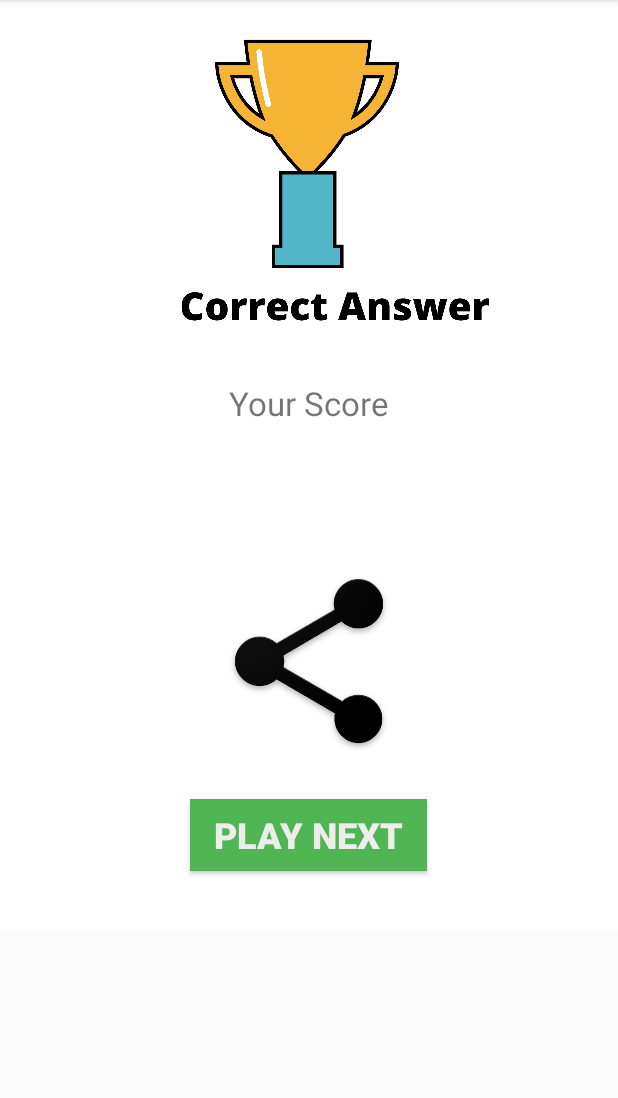
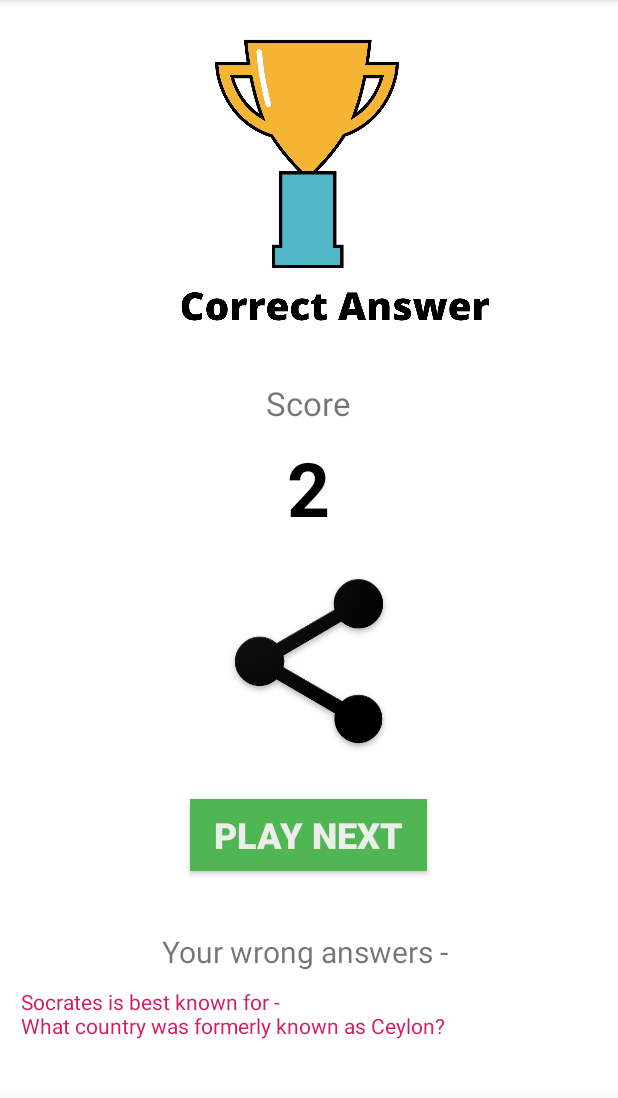
Before and after one commit to pastoral/Simple-Quiz, an Android app: the QuizFragment screen opened through its navigation route, after a tap on "Combodia", on a phone screen of 412 x 824 dp, the part 84-1182 px from its top. Run offline under Robolectric (Android 15) with nearby library versions, the phone set to English and light mode, and no system bars; our stand-ins replace data binding; 3 other taps on this screen came first.

Commit message:
Navigation Safe-Args added

```diff
--- a/app/build.gradle
+++ b/app/build.gradle
@@ -3,6 +3,8 @@ apply plugin: 'com.android.application'
 apply plugin: 'kotlin-android'
 
 apply plugin: 'kotlin-android-extensions'
+apply plugin: 'androidx.navigation.safeargs'
+apply plugin: 'kotlin-kapt'
 
 android {
     compileSdkVersion 29
--- a/app/src/main/java/com/example/simplequiz/QuizFragment.kt
+++ b/app/src/main/java/com/example/simplequiz/QuizFragment.kt
@@ -11,6 +11,7 @@ import android.widget.TextView
 import android.widget.Toast
 import androidx.databinding.DataBindingUtil
 import androidx.navigation.Navigation
+import androidx.navigation.findNavController
 import com.example.simplequiz.databinding.FragmentQuizGameBinding
 import kotlinx.android.synthetic.main.fragment_quiz_game.*
 
@@ -50,7 +51,7 @@ class QuizFragment : Fragment() {
     lateinit var answers:ArrayList<String>
     lateinit var selectedAnswer:String
     var score:Int = 0
-
+    var wrongAnswerList:ArrayList<String> = ArrayList()
     private fun setQuestion(){
         currentQuestion = questions[questionIndex]
         answers = ArrayList(currentQuestion.answerGroup)
@@ -59,7 +60,7 @@ class QuizFragment : Fragment() {
         Log.d("ANSWERGROUP", answers[0]+ " "+answers[1]+ " "+answers[2]+ " "+answers[3]+ " ")
         Log.d("REALANSWER", currentQuestion.answerGroup[0])
 
-        binding.invalidateAll()
+
 
     }
 
@@ -101,6 +102,9 @@ class QuizFragment : Fragment() {
         if(answer.equals(currentQuestion.answerGroup[0])){
             score+=1
         }
+        else{
+            wrongAnswerList.add(currentQuestion.theQuestion)
+        }
         questionIndex++
         if(questionIndex<=maxNumberOfQuestion){
             setQuestion()
@@ -113,11 +117,13 @@ class QuizFragment : Fragment() {
 
     private fun getScore(){
         if(score>=2){
+        val action = QuizFragmentDirections.actionQuizFragment3ToQuizWonFragment(score,wrongAnswerList.toTypedArray())
+            view!!.findNavController().navigate(action)
 
-            Navigation.findNavController(view!!).navigate(R.id.action_quizFragment3_to_quizWonFragment)
         }
         else{
-            Navigation.findNavController(view!!).navigate(R.id.action_quizFragment3_to_quizLostFragment)
+           val action = QuizFragmentDirections.actionQuizFragment3ToQuizLostFragment(score,wrongAnswerList.toTypedArray())
+            view!!.findNavController().navigate(action)
         }
     }
 
--- a/app/src/main/java/com/example/simplequiz/QuizWonFragment.kt
+++ b/app/src/main/java/com/example/simplequiz/QuizWonFragment.kt
@@ -10,12 +10,15 @@ import android.widget.TextView
 import androidx.databinding.DataBindingUtil
 import androidx.navigation.Navigation
 import com.example.simplequiz.databinding.FragmentCorrectAnswerBinding
+import kotlinx.android.synthetic.main.fragment_correct_answer.*
 
 /**
  * A simple [Fragment] subclass.
  */
 class QuizWonFragment : Fragment() {
     lateinit var binding:FragmentCorrectAnswerBinding
+      var earnedScore:String = ""
+     var wrongAnswerText:String = ""
     override fun onCreateView(
         inflater: LayoutInflater, container: ViewGroup?,
         savedInstanceState: Bundle?
@@ -24,7 +27,24 @@ class QuizWonFragment : Fragment() {
         binding.btnPlayNext.setOnClickListener {
             Navigation.findNavController(it).navigate(R.id.action_quizWonFragment_to_titleFragment)
         }
+        binding.quizwon = this
         return binding.root
+    }
+
+    override fun onActivityCreated(savedInstanceState: Bundle?) {
+        super.onActivityCreated(savedInstanceState)
+        arguments?.let{
+            val args = QuizWonFragmentArgs.fromBundle(it)
+            earnedScore = args.score.toString()
+            if (args.wrongAnswers.isNotEmpty()){
+                yourwronganswer.visibility = View.VISIBLE
+                txt_wrong_answer.visibility = View.VISIBLE
+
+                for (ans in args.wrongAnswers){
+                    wrongAnswerText = wrongAnswerText + ans + "\n"
+                }
+            }
+        }
     }
 
 
--- a/app/src/main/res/layout/fragment_correct_answer.xml
+++ b/app/src/main/res/layout/fragment_correct_answer.xml
@@ -2,6 +2,11 @@
 <layout
     xmlns:android="http://schemas.android.com/apk/res/android"
     xmlns:tools="http://schemas.android.com/tools">
+    <data>
+        <variable
+            name="quizwon"
+            type="com.example.simplequiz.QuizWonFragment" />
+    </data>
     <ScrollView
         android:layout_width="match_parent"
         android:layout_height="match_parent">
@@ -26,7 +31,7 @@
                 android:layout_height="wrap_content"
                 android:layout_gravity="center_horizontal"
                 android:textSize="22sp"
-                android:text="Your Score"
+                android:text="Score"
                 android:layout_marginTop="10dp"
                 >
             </TextView>
@@ -36,7 +41,8 @@
                 android:layout_height="wrap_content"
                 android:id="@+id/txt_score"
                 tools:text="100"
-                style="@style/ScoreStyle">
+                style="@style/ScoreStyle"
+                android:text="@{quizwon.earnedScore}">
 
             </TextView>
 
@@ -81,7 +87,8 @@
                 android:layout_height="wrap_content"
                 tools:text="this is a wrong answer"
                 style="@style/WrongAnswersStyle"
-                android:visibility="gone">
+                android:visibility="gone"
+                android:text="@{quizwon.wrongAnswerText}">
 
             </TextView>
 
--- a/app/src/main/res/navigation/app_navigation.xml
+++ b/app/src/main/res/navigation/app_navigation.xml
@@ -34,6 +34,12 @@
             android:id="@+id/action_quizWonFragment_to_titleFragment"
             app:destination="@id/titleFragment"
             app:popUpTo="@+id/titleFragment" />
+        <argument
+            android:name="score"
+            app:argType="integer" />
+        <argument
+            android:name="wrongAnswers"
+            app:argType="string[]" />
     </fragment>
     <fragment
         android:id="@+id/quizLostFragment"
@@ -43,5 +49,11 @@
             android:id="@+id/action_quizLostFragment_to_titleFragment"
             app:destination="@id/titleFragment"
             app:popUpTo="@+id/titleFragment" />
+        <argument
+            android:name="score"
+            app:argType="integer" />
+        <argument
+            android:name="wrongAnswers"
+            app:argType="string[]" />
     </fragment>
 </navigation>
--- a/build.gradle
+++ b/build.gradle
@@ -12,6 +12,9 @@ buildscript {
         classpath "org.jetbrains.kotlin:kotlin-gradle-plugin:$kotlin_version"
         // NOTE: Do not place your application dependencies here; they belong
         // in the individual module build.gradle files
+        def nav_version = "2.1.0"
+        classpath "androidx.navigation:navigation-safe-args-gradle-plugin:$nav_version"
+
     }
 }
 
```
Also changed, not shown: app/src/main/java/com/example/simplequiz/QuizLostFragment.kt (+21 -0 lines), app/src/main/res/layout/fragment_wrong_answer.xml (+7 -0 lines).
